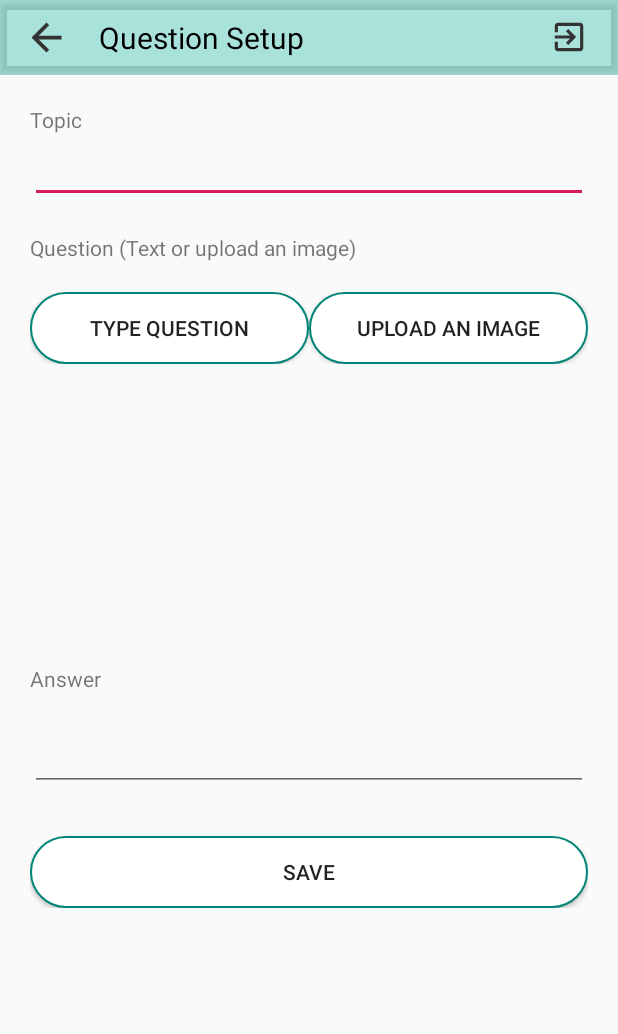
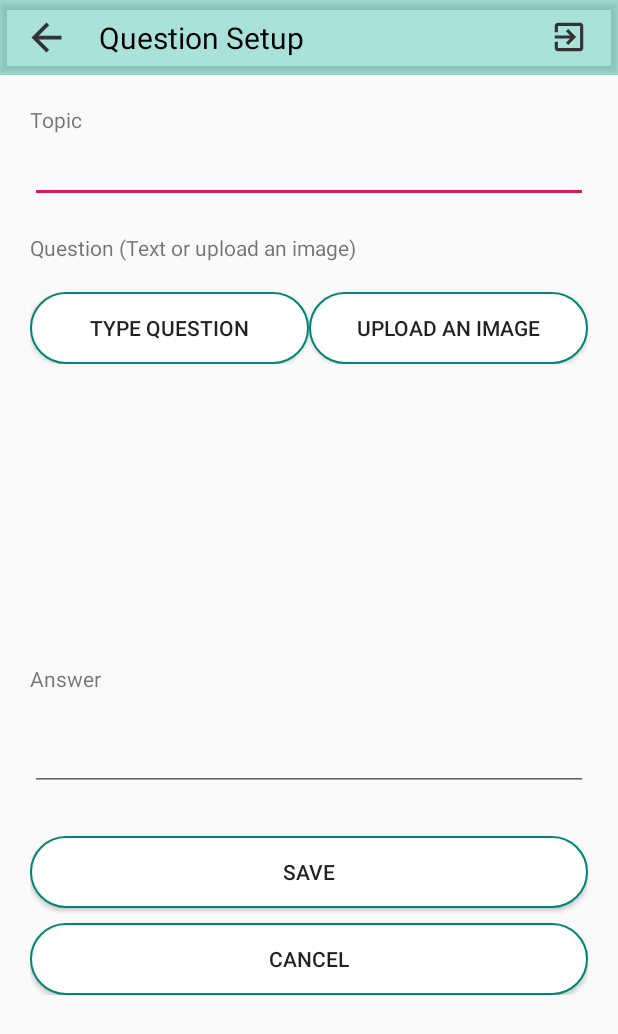
Before and after one commit to ece1778-2021/Ready, an Android app: the TeacherQuestionCreationActivity screen opened directly, with no data from a screen before it, on a phone screen of 412 x 824 dp. Shown: the top 1034 px of the screen. Run offline under Robolectric (Android 15) with nearby library versions, the phone set to English and light mode, and no system bars; our stand-ins replace Firebase (no records; nobody signed in at launch, a user with empty details on screens opened directly).

Commit message:
Teacher student assg (#14)
* allow teacher to view student submission

* update review page

* clean code

* update ui

```diff
--- a/app/src/main/AndroidManifest.xml
+++ b/app/src/main/AndroidManifest.xml
@@ -7,9 +7,9 @@
 
     <application
         android:allowBackup="true"
-        android:icon="@mipmap/ic_launcher"
+        android:icon="@mipmap/logo"
         android:label="@string/app_name"
-        android:roundIcon="@mipmap/ic_launcher_round"
+        android:roundIcon="@mipmap/logo"
         android:supportsRtl="true"
         android:theme="@style/AppTheme">
         <activity android:name=".Login.MainActivity">
--- a/app/src/main/java/me/nirmit/ready/Student/StudentAssignmentActivity.java
+++ b/app/src/main/java/me/nirmit/ready/Student/StudentAssignmentActivity.java
@@ -156,6 +156,9 @@ public class StudentAssignmentActivity extends AppCompatActivity {
                 if (numA != numQ) {
                     Toast.makeText(mContext, "Please complete all answer", Toast.LENGTH_SHORT).show();
                 }
+                else {
+                    Toast.makeText(mContext, "Submit successfully", Toast.LENGTH_SHORT).show();
+                }
             }
         });
     }
--- a/app/src/main/java/me/nirmit/ready/Teacher/TeacherQuestionCreationActivity.java
+++ b/app/src/main/java/me/nirmit/ready/Teacher/TeacherQuestionCreationActivity.java
@@ -54,7 +54,7 @@ public class TeacherQuestionCreationActivity extends AppCompatActivity {
 
     private TextView topBarTitle;
     private EditText etTopic, etQuestion, etAnswer;
-    private Button btnTypeQuestion, btnUploadQuestion, btnSave, btnCamera, btnAlbum, btnDle;
+    private Button btnTypeQuestion, btnUploadQuestion, btnSave, btnCamera, btnAlbum, btnDle, btnCancel;
     private Uri imageUrl;
     private RelativeLayout relativeLayoutQuestion, relativeLayoutBtn;
     private ImageView ivQuestion, ivBackArrow, signoutBtn;
@@ -95,6 +95,7 @@ public class TeacherQuestionCreationActivity extends AppCompatActivity {
         btnCamera = (Button) findViewById(R.id.cameraBtn);
         btnAlbum = (Button) findViewById(R.id.albumBtn);
         btnDle = (Button) findViewById(R.id.img_delete_btn);
+        btnCancel = (Button) findViewById(R.id.btnCancel);
         ivQuestion = (ImageView) findViewById(R.id.ivQuestion);
         relativeLayoutQuestion = (RelativeLayout) findViewById(R.id.questionRelLayout);
         relativeLayoutBtn = (RelativeLayout) findViewById(R.id.btnRelLayout);
@@ -109,6 +110,7 @@ public class TeacherQuestionCreationActivity extends AppCompatActivity {
         btnCameraLogic();
         btnAlbumLogic();
         btnDeleteLogic();
+        btnCancelLogic();
     }
 
     private File createImageFile() throws IOException {
@@ -330,6 +332,18 @@ public class TeacherQuestionCreationActivity extends AppCompatActivity {
         });
     }
 
+    public void btnCancelLogic() {
+        btnCancel.setOnClickListener(new View.OnClickListener() {
+            @Override
+            public void onClick(View view) {
+                if (imageUrl != null) {
+                    deletePhoto();
+                }
+                finish();
+            }
+        });
+    }
+
     private void btnUploadQuestionLogic() {
         btnUploadQuestion.setOnClickListener(new View.OnClickListener() {
             @Override
@@ -371,9 +385,6 @@ public class TeacherQuestionCreationActivity extends AppCompatActivity {
             @Override
             public void onClick(View view) {
                 Log.d(TAG, "onClick: closing the activity");
-                if (imageUrl != null) {
-                    deletePhoto();
-                }
                 finish();
             }
         });
--- a/app/src/main/res/layout/activity_register.xml
+++ b/app/src/main/res/layout/activity_register.xml
@@ -14,11 +14,12 @@
     <RelativeLayout
         android:layout_width="match_parent"
         android:layout_height="match_parent">
+
         <ProgressBar
+            android:id="@+id/registerProgressBar"
             android:layout_width="200dp"
             android:layout_height="200dp"
-            android:id="@+id/registerProgressBar"
-            android:layout_centerInParent="true"/>
+            android:layout_centerInParent="true" />
     </RelativeLayout>
 
 </androidx.coordinatorlayout.widget.CoordinatorLayout>
--- a/app/src/main/res/layout/activity_teacher_question_creation.xml
+++ b/app/src/main/res/layout/activity_teacher_question_creation.xml
@@ -1,6 +1,12 @@
 <?xml version="1.0" encoding="utf-8"?>
-<RelativeLayout xmlns:android="http://schemas.android.com/apk/res/android"
-    android:orientation="vertical" android:layout_width="match_parent"
+<ScrollView
+    xmlns:android="http://schemas.android.com/apk/res/android"
+    android:layout_width="match_parent"
+    android:layout_height="match_parent">
+
+<RelativeLayout
+    android:orientation="vertical"
+    android:layout_width="match_parent"
     android:layout_height="match_parent">
 
     <!--top toolbar-->
@@ -167,6 +173,17 @@
             android:text="Save"
             android:layout_below="@+id/answer"/>
 
+        <Button
+            android:id="@+id/btnCancel"
+            android:layout_width="match_parent"
+            android:layout_height="wrap_content"
+            android:layout_below="@+id/btnSave"
+            android:layout_marginTop="10dp"
+            android:background="@drawable/rounded_button"
+            android:text="Cancel" />
+
+
     </RelativeLayout>
 
 </RelativeLayout>
+</ScrollView>
--- a/app/src/main/res/layout/content_register.xml
+++ b/app/src/main/res/layout/content_register.xml
@@ -140,7 +140,7 @@
         android:layout_marginTop="10dp"
         android:layout_marginEnd="15dp"
         android:ems="10"
-        android:hint="@string/student_id"
+        android:hint="student/teacher ID"
         android:inputType="textPersonName" />
 
     <EditText
```
Also changed, not shown: app/src/main/java/me/nirmit/ready/Teacher/HwQuestionActivity.java (+15 -4 lines), app/src/main/res/layout/activity_teacher_review_question.xml (+11 -4 lines), app/src/main/res/mipmap-mdpi/logo.png (added).
